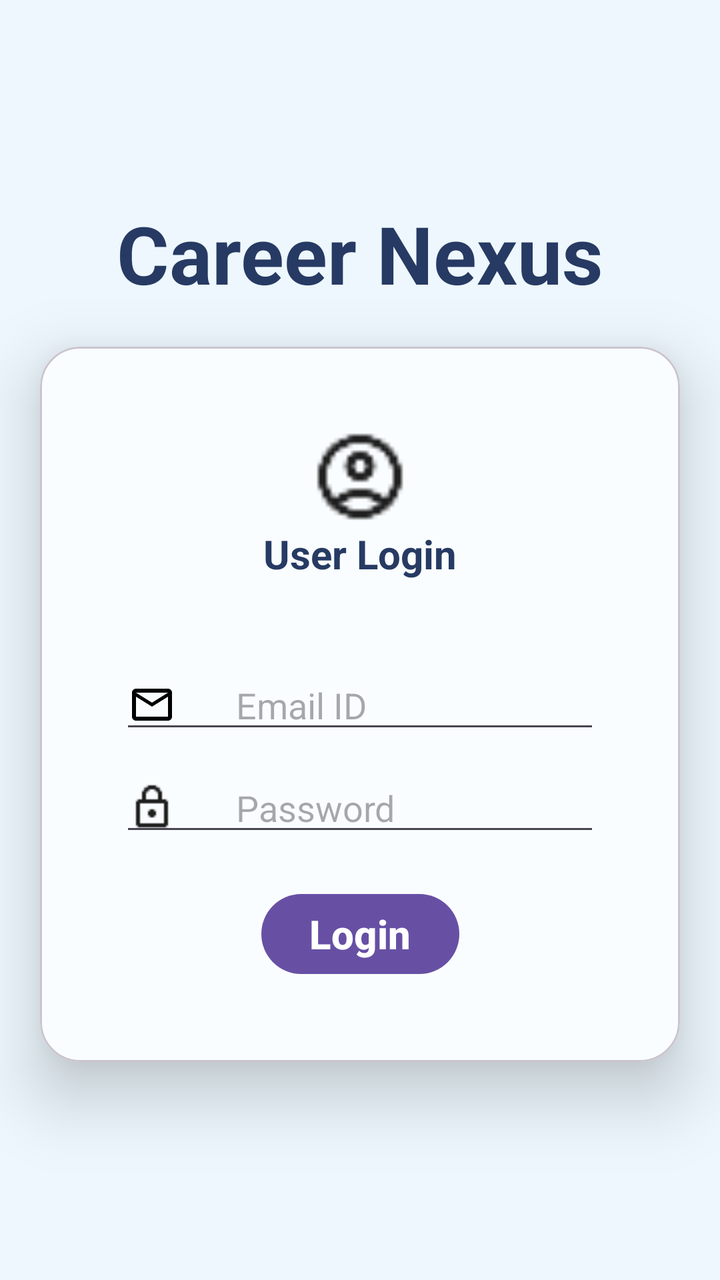
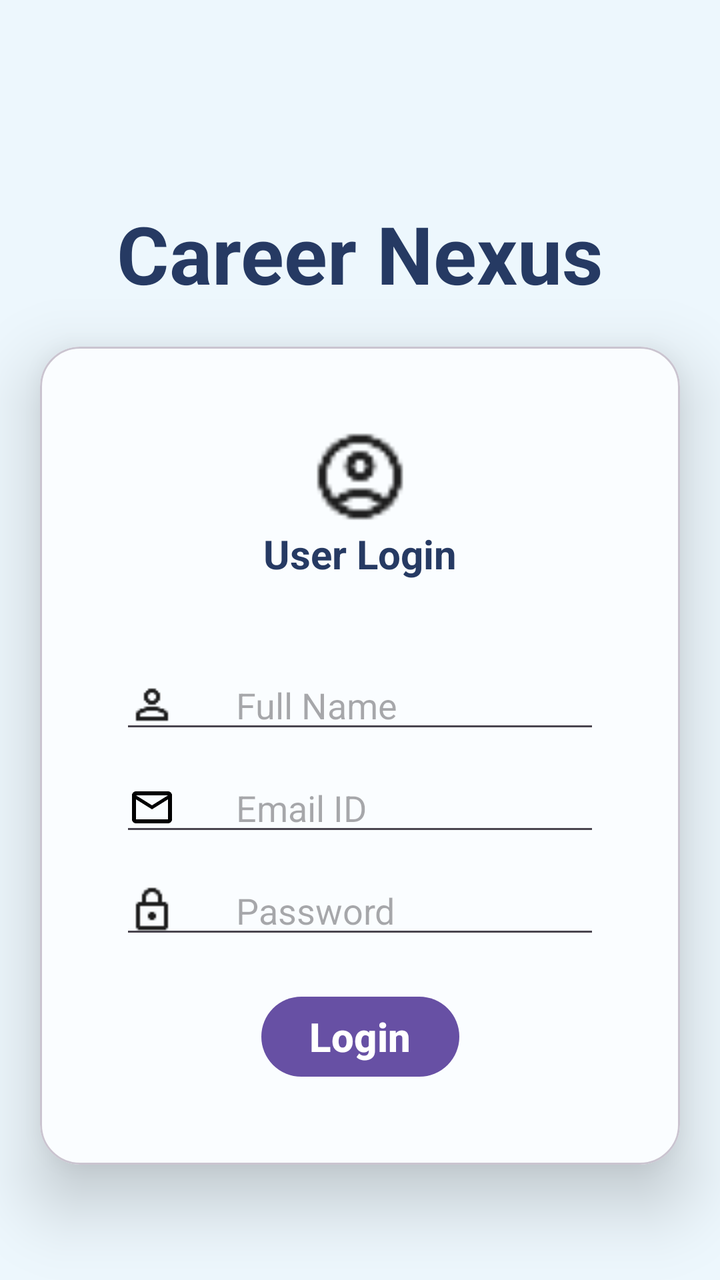

The first picture is an Android layout as it rendered before a commit; the second is the same layout after the commit. The layout source and the unified diff follow.
<!-- AndroidManifest.xml: application theme Theme.CareerNexus -->
<!-- res/layout/activity_login.xml -->
<?xml version="1.0" encoding="utf-8"?>
<androidx.constraintlayout.widget.ConstraintLayout xmlns:android="http://schemas.android.com/apk/res/android"
    xmlns:app="http://schemas.android.com/apk/res-auto"
    xmlns:tools="http://schemas.android.com/tools"
    android:id="@+id/main"
    android:layout_width="match_parent"
    android:layout_height="match_parent"
    android:background="#EDF7FD"
    tools:context=".LoginActivity">

    <androidx.constraintlayout.widget.ConstraintLayout
        android:layout_width="match_parent"
        android:layout_height="match_parent">

        <TextView
            android:id="@+id/CareerNexus"
            android:layout_width="wrap_content"
            android:layout_height="wrap_content"
            android:text="Career Nexus"
            android:textSize="40sp"
            android:textColor="#263A63"
            android:textStyle="bold"
            android:layout_marginTop="100dp"
            app:layout_constraintTop_toTopOf="parent"
            app:layout_constraintEnd_toEndOf="parent"
            app:layout_constraintStart_toStartOf="parent">

        </TextView>

        <com.google.android.material.card.MaterialCardView
            android:layout_width="match_parent"
            android:layout_height="wrap_content"
            app:cardCornerRadius="20dp"
            android:backgroundTint="#FAFDFF"
            app:cardElevation="20dp"
            android:layout_margin="20dp"
            app:layout_constraintTop_toBottomOf="@id/CareerNexus"
            app:layout_constraintEnd_toEndOf="parent"
            app:layout_constraintStart_toStartOf="parent">

            <androidx.constraintlayout.widget.ConstraintLayout
                android:layout_width="match_parent"
                android:layout_height="wrap_content"
                android:padding="40dp">

                <ImageView
                    android:id="@+id/img1"
                    android:layout_width="match_parent"
                    android:layout_height="50dp"
                    android:src="@drawable/account_circle"
                    app:layout_constraintTop_toTopOf="parent"
                    app:layout_constraintStart_toStartOf="parent">

                </ImageView>

                <TextView
                    android:id="@+id/login"
                    android:layout_width="wrap_content"
                    android:layout_height="wrap_content"
                    android:text="User Login"
                    android:textColor="#263A63"
                    android:textSize="20sp"
                    android:textStyle="bold"
                    app:layout_constraintTop_toBottomOf="@id/img1"
                    app:layout_constraintStart_toStartOf="parent"
                    app:layout_constraintEnd_toEndOf="parent">

                </TextView>

                <EditText
                    android:id="@+id/email"
                    android:layout_width="wrap_content"
                    android:layout_height="wrap_content"
                    android:ems="15"
                    android:drawableLeft="@drawable/outline_email_24"
                    android:inputType="textEmailAddress"
                    android:drawablePadding="30dp"
                    android:hint="Email ID"
                    android:layout_marginTop="40dp"
                    app:layout_constraintStart_toStartOf="parent"
                    app:layout_constraintEnd_toEndOf="parent"
                    app:layout_constraintTop_toBottomOf="@id/login">

                </EditText>

                <EditText
                    android:id="@+id/password"
                    android:layout_width="wrap_content"
                    android:layout_height="wrap_content"
                    android:ems="15"
                    android:drawableLeft="@drawable/lock"
                    android:inputType="textPassword"
                    android:drawablePadding="30dp"
                    android:hint="Password"
                    android:layout_margin="10dp"
                    app:layout_constraintStart_toStartOf="parent"
                    app:layout_constraintEnd_toEndOf="parent"
                    app:layout_constraintTop_toBottomOf="@id/email">

                </EditText>

                <Button
                    android:id="@+id/btn_login"
                    android:layout_width="wrap_content"
                    android:layout_height="wrap_content"
                    android:text="Login"
                    android:textSize="20sp"
                    android:textStyle="bold"
                    android:textColorHint="#263A63"
                    android:layout_marginTop="20dp"
                    app:layout_constraintStart_toStartOf="parent"
                    app:layout_constraintEnd_toEndOf="parent"
                    app:layout_constraintTop_toBottomOf="@id/password">

                </Button>

            </androidx.constraintlayout.widget.ConstraintLayout>

        </com.google.android.material.card.MaterialCardView>

    </androidx.constraintlayout.widget.ConstraintLayout>

</androidx.constraintlayout.widget.ConstraintLayout>
<!-- resources referenced by this layout -->
<resources>
  <!-- drawable account_circle: png bitmap (drawable, 690 bytes) -->
  <!-- drawable lock: png bitmap (drawable, 377 bytes) -->
  <!-- drawable outline_email_24 (drawable) -->
  <vector xmlns:android="http://schemas.android.com/apk/res/android" android:height="24dp" android:tint="#000000" android:viewportHeight="24" android:viewportWidth="24" android:width="24dp">
        
      <path android:fillColor="@android:color/white" android:pathData="M22,6c0,-1.1 -0.9,-2 -2,-2L4,4c-1.1,0 -2,0.9 -2,2v12c0,1.1 0.9,2 2,2h16c1.1,0 2,-0.9 2,-2L22,6zM20,6l-8,5 -8,-5h16zM20,18L4,18L4,8l8,5 8,-5v10z"/>
      
  </vector>
  <style name="Theme.CareerNexus" parent="Base.Theme.CareerNexus" />
  <style name="Base.Theme.CareerNexus" parent="Theme.Material3.DayNight.NoActionBar">
          
          
      </style>
</resources>

<!-- the commit's change to res/layout/activity_login.xml (unified diff, before → after) -->
@@ -68,6 +68,22 @@
                 </TextView>
 
                 <EditText
+                    android:id="@+id/name"
+                    android:layout_width="wrap_content"
+                    android:layout_height="wrap_content"
+                    android:ems="15"
+                    android:drawableLeft="@drawable/person"
+                    android:inputType="text"
+                    android:drawablePadding="30dp"
+                    android:hint="Full Name"
+                    android:layout_marginTop="40dp"
+                    app:layout_constraintStart_toStartOf="parent"
+                    app:layout_constraintEnd_toEndOf="parent"
+                    app:layout_constraintTop_toBottomOf="@id/login">
+
+                </EditText>
+
+                <EditText
                     android:id="@+id/email"
                     android:layout_width="wrap_content"
                     android:layout_height="wrap_content"
@@ -76,10 +92,10 @@
                     android:inputType="textEmailAddress"
                     android:drawablePadding="30dp"
                     android:hint="Email ID"
-                    android:layout_marginTop="40dp"
+                    android:layout_margin="10dp"
                     app:layout_constraintStart_toStartOf="parent"
                     app:layout_constraintEnd_toEndOf="parent"
-                    app:layout_constraintTop_toBottomOf="@id/login">
+                    app:layout_constraintTop_toBottomOf="@id/name">
 
                 </EditText>
 
<!-- resource entries referenced after the edit -->
@@ -8,6 +8,7 @@
       <path android:fillColor="@android:color/white" android:pathData="M22,6c0,-1.1 -0.9,-2 -2,-2L4,4c-1.1,0 -2,0.9 -2,2v12c0,1.1 0.9,2 2,2h16c1.1,0 2,-0.9 2,-2L22,6zM20,6l-8,5 -8,-5h16zM20,18L4,18L4,8l8,5 8,-5v10z"/>
       
   </vector>
+  <!-- drawable person: png bitmap (drawable, 424 bytes) -->
   <style name="Theme.CareerNexus" parent="Base.Theme.CareerNexus" />
   <style name="Base.Theme.CareerNexus" parent="Theme.Material3.DayNight.NoActionBar">
           
